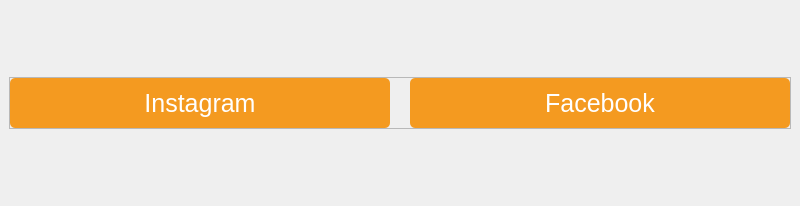
Qt form Automator/ui/MainUI/Main_UI.ui (Nicola-Ibrahim/Selenium-Web-Automation) before a commit.
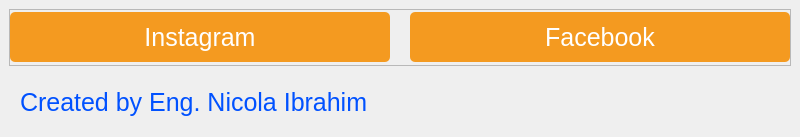
The same form after that commit.

```diff
--- a/Automator/ui/MainUI/Main_UI.ui
+++ b/Automator/ui/MainUI/Main_UI.ui
@@ -7,7 +7,7 @@
     <x>0</x>
     <y>0</y>
     <width>800</width>
-    <height>206</height>
+    <height>137</height>
    </rect>
   </property>
   <property name="windowTitle">
@@ -134,21 +134,14 @@
 
 </string>
   </property>
+  <property name="tabShape">
+   <enum>QTabWidget::Rounded</enum>
+  </property>
+  <property name="unifiedTitleAndToolBarOnMac">
+   <bool>false</bool>
+  </property>
   <widget class="QWidget" name="centralwidget">
    <layout class="QVBoxLayout" name="verticalLayout">
-    <item>
-     <spacer name="verticalSpacer">
-      <property name="orientation">
-       <enum>Qt::Vertical</enum>
-      </property>
-      <property name="sizeHint" stdset="0">
-       <size>
-        <width>20</width>
-        <height>56</height>
-       </size>
-      </property>
-     </spacer>
-    </item>
     <item>
      <widget class="QFrame" name="frame_6">
       <property name="frameShape">
@@ -203,17 +196,19 @@
      </widget>
     </item>
     <item>
-     <spacer name="verticalSpacer_2">
-      <property name="orientation">
-       <enum>Qt::Vertical</enum>
+     <widget class="QLabel" name="label">
+      <property name="styleSheet">
+       <string notr="true">color: rgb(0, 81, 255);
+padding: 5px;
+font: 12pt &quot;Century Gothic&quot;;</string>
       </property>
-      <property name="sizeHint" stdset="0">
-       <size>
-        <width>20</width>
-        <height>40</height>
-       </size>
+      <property name="text">
+       <string>Created by Eng. Nicola Ibrahim</string>
       </property>
-     </spacer>
+      <property name="alignment">
+       <set>Qt::AlignBottom|Qt::AlignLeading|Qt::AlignLeft</set>
+      </property>
+     </widget>
     </item>
    </layout>
   </widget>
```
